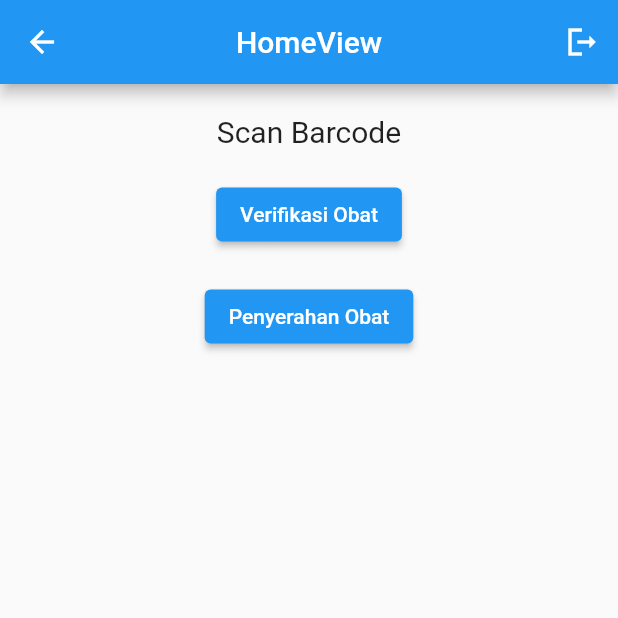
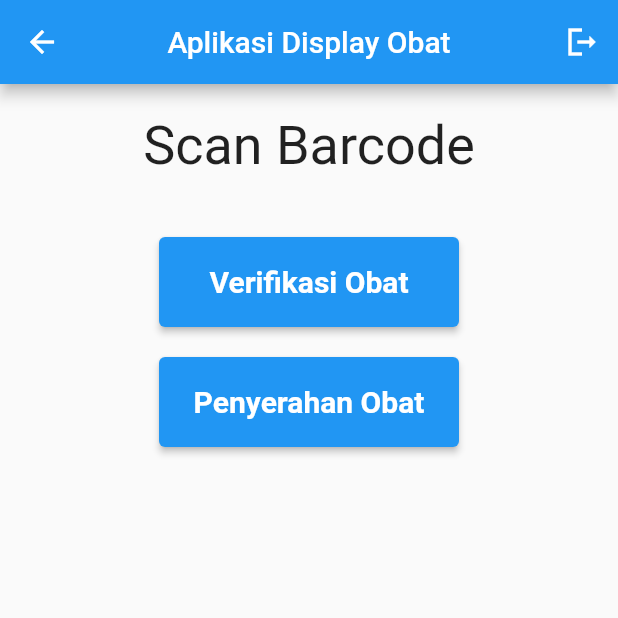
Before and after one commit to msyarifuddin/apotek, a Flutter app: the HomeView screen opened by its route, on a phone screen of 412 x 824 dp, the top half of it. Run offline on Flutter 3.47's test engine with Material 2 defaults, Android fonts, the phone set to English and light mode, and no system bars; our stand-ins replace get, get_storage, image_picker, wakelock; missing offline and left inert: flutter_beep, mobile_scanner; accounts and stored records are empty.

Commit message:
increase font size

```diff
--- a/lib/app/modules/home/controllers/home_controller.dart
+++ b/lib/app/modules/home/controllers/home_controller.dart
@@ -1,3 +1,4 @@
+// import 'package:flutter/services.dart';
 import 'package:get/get.dart';
 
 class HomeController extends GetxController {
@@ -7,6 +8,10 @@ class HomeController extends GetxController {
   @override
   void onInit() {
     super.onInit();
+    // SystemChrome.setPreferredOrientations([
+    //   DeviceOrientation.landscapeRight,
+    //   DeviceOrientation.landscapeLeft,
+    // ]);
   }
 
   @override
--- a/lib/app/modules/home/views/ambilobat_view.dart
+++ b/lib/app/modules/home/views/ambilobat_view.dart
@@ -1,7 +1,6 @@
 import 'package:apotek/app/modules/home/controllers/home_controller.dart';
 import 'package:apotek/app/modules/login/controllers/login_controller.dart';
 import 'package:flutter/material.dart';
-import 'package:flutter_beep/flutter_beep.dart';
 
 import 'package:get/get.dart';
 import 'package:image_picker/image_picker.dart';
@@ -10,6 +9,7 @@ import 'package:mobile_scanner/mobile_scanner.dart';
 class AmbilobatView extends GetView {
   HomeController homeCtrl = Get.put(HomeController());
   LoginController loginCtrl = Get.put(LoginController());
+
   @override
   MobileScannerController controllerMSC = MobileScannerController(
     torchEnabled: false,
--- a/lib/app/modules/home/views/home_view.dart
+++ b/lib/app/modules/home/views/home_view.dart
@@ -14,7 +14,7 @@ class HomeView extends GetView<HomeController> {
   Widget build(BuildContext context) {
     return Scaffold(
       appBar: AppBar(
-        title: Text('HomeView'),
+        title: Text('Aplikasi Display Obat'),
         centerTitle: true,
         actions: [
           IconButton(
@@ -33,10 +33,10 @@ class HomeView extends GetView<HomeController> {
               children: [
                 Text(
                   'Scan Barcode',
-                  style: TextStyle(fontSize: 20),
+                  style: TextStyle(fontSize: 36),
                 ),
                 SizedBox(
-                  height: 20,
+                  height: 40,
                 ),
                 // ElevatedButton(
                 //   onPressed: () {
@@ -54,6 +54,12 @@ class HomeView extends GetView<HomeController> {
                     Get.toNamed(Routes.AMBILOBAT);
                   },
                   child: Text("Verifikasi Obat"),
+                  style: ElevatedButton.styleFrom(
+                      fixedSize: Size(200, 60),
+                      textStyle: const TextStyle(
+                        fontSize: 20,
+                        fontWeight: FontWeight.bold,
+                      )),
                 ),
                 SizedBox(
                   height: 20,
@@ -64,6 +70,12 @@ class HomeView extends GetView<HomeController> {
                     Get.toNamed(Routes.AMBILOBAT);
                   },
                   child: Text("Penyerahan Obat"),
+                  style: ElevatedButton.styleFrom(
+                      fixedSize: Size(200, 60),
+                      textStyle: const TextStyle(
+                        fontSize: 20,
+                        fontWeight: FontWeight.bold,
+                      )),
                 ),
               ],
             ),
--- a/lib/app/modules/login/controllers/login_controller.dart
+++ b/lib/app/modules/login/controllers/login_controller.dart
@@ -26,6 +26,9 @@ class LoginController extends GetxController {
   var isLoading = false.obs;
 
   var isAuth = false.obs;
+
+  var isFront = false.obs;
+
   void dialogError(String msg) {
     Get.defaultDialog(
       title: "Terjadi Kesalahan",
@@ -137,9 +140,11 @@ class LoginController extends GetxController {
           //berhasil
           print(response.body);
           FlutterBeep.beep(false);
+          // FlutterBeep.playSysSound(41);
           homeC.barcode?.value = "";
         } else {
           snackbarError("Error Connection");
+          FlutterBeep.beep();
         }
         isLoading.value = false;
       } catch (e) {
--- a/lib/main.dart
+++ b/lib/main.dart
@@ -2,6 +2,7 @@ import 'package:apotek/app/modules/home/views/home_view.dart';
 import 'package:apotek/app/modules/login/controllers/login_controller.dart';
 import 'package:apotek/app/modules/login/views/login_view.dart';
 import 'package:flutter/material.dart';
+// import 'package:flutter/services.dart';
 
 import 'package:get/get.dart';
 import 'package:wakelock/wakelock.dart';
@@ -11,6 +12,11 @@ import 'package:get_storage/get_storage.dart';
 
 void main() async {
   await GetStorage.init();
+  // WidgetsFlutterBinding.ensureInitialized();
+  // SystemChrome.setPreferredOrientations([
+  //   DeviceOrientation.landscapeLeft,
+  //   DeviceOrientation.landscapeRight,
+  // ]).then((value) => runApp(MyApp()));
   runApp(
     MyApp(),
   );
```
